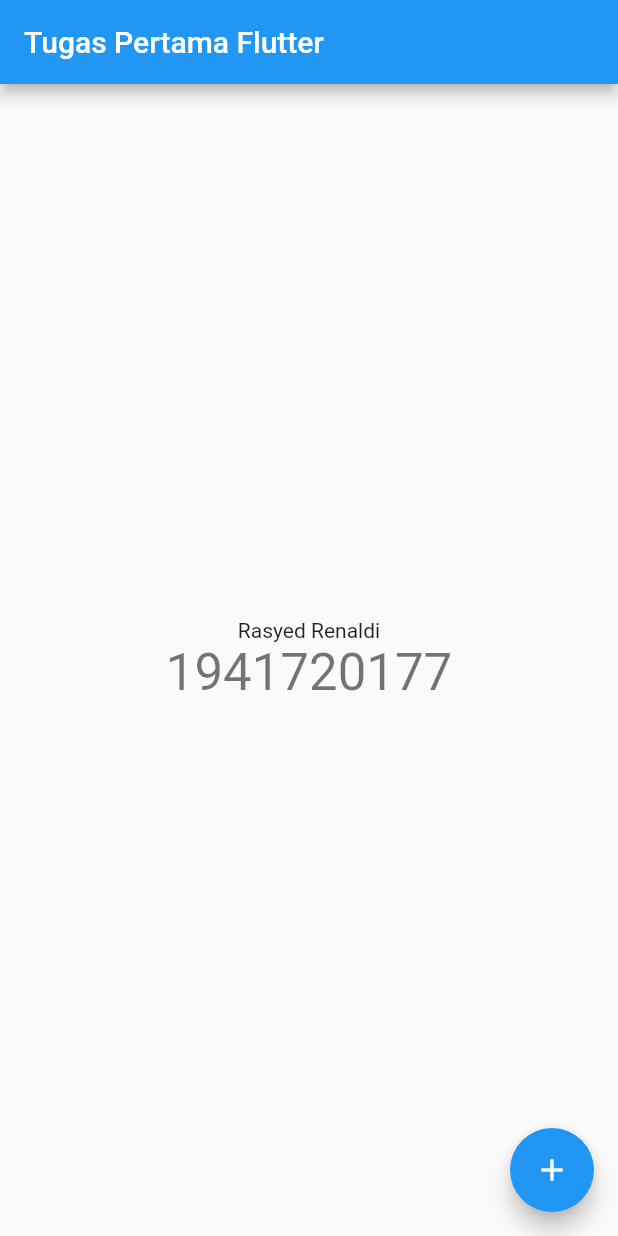
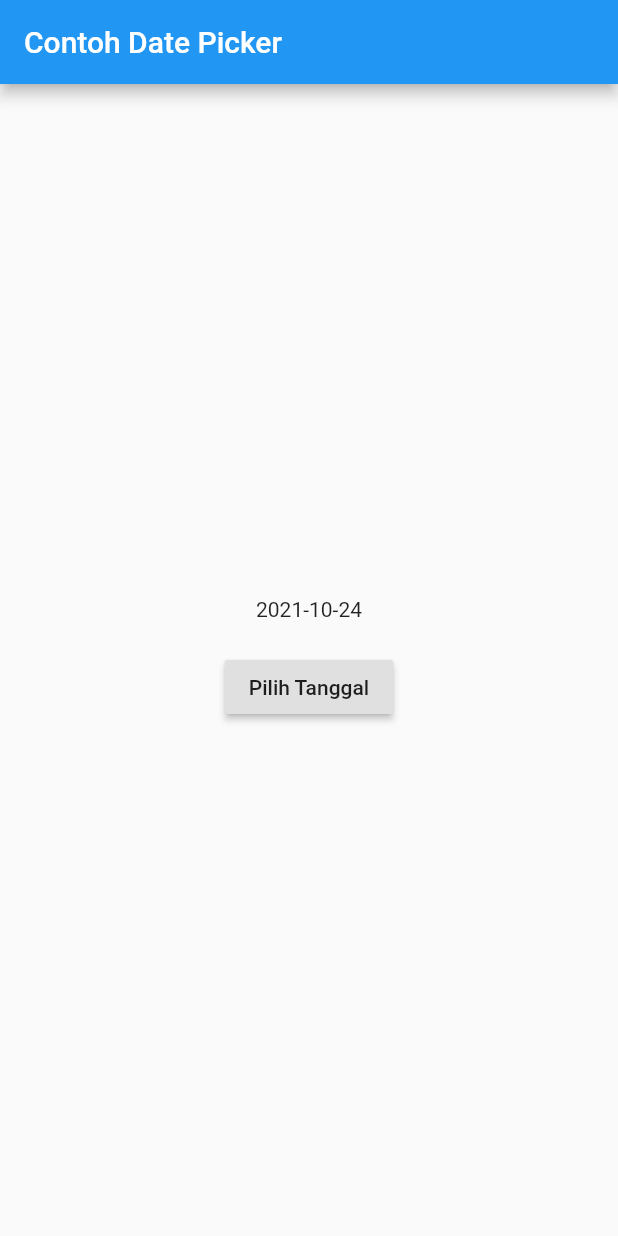
Before and after one commit to Rasyid-deve/flutter_app_hello_world, a Flutter app: the screen it shows after launch, on a phone screen of 412 x 824 dp. Run offline on Flutter 3.47's test engine with Material 2 defaults, Android fonts, the light colour scheme and no system bars.

Commit message:
Update Membuat Contoh Date Picker

```diff
--- a/lib/main.dart
+++ b/lib/main.dart
@@ -1,115 +1,124 @@
+// import 'package:flutter/cupertino.dart';
+import 'dart:async';
 import 'package:flutter/material.dart';
 
-void main() {
-  runApp(const MyApp());
-}
+void main() => runApp(MyApp());
 
 class MyApp extends StatelessWidget {
-  const MyApp({Key? key}) : super(key: key);
+  //  MyApp({Key? key}) : super(key: key);
+  // int _count = 0;
 
   // This widget is the root of your application.
   @override
   Widget build(BuildContext context) {
     return MaterialApp(
-      title: 'Flutter Demo',
-      theme: ThemeData(
-        // This is the theme of your application.
-        //
-        // Try running your application with "flutter run". You'll see the
-        // application has a blue toolbar. Then, without quitting the app, try
-        // changing the primarySwatch below to Colors.green and then invoke
-        // "hot reload" (press "r" in the console where you ran "flutter run",
-        // or simply save your changes to "hot reload" in a Flutter IDE).
-        // Notice that the counter didn't reset back to zero; the application
-        // is not restarted.
-        primarySwatch: Colors.blue,
-      ),
-      home: const MyHomePage(title: 'Tugas Pertama Flutter'),
+      title: 'Contoh Date Picker',
+      home: MyHomePage(title: 'Contoh Date Picker'),
+
+      // home: Image(
+      //   image: NetworkImage(
+      //       'https://flutter.github.io/assets-for-api-docs/assets/widgets/falcon.jpg'),
+      // ),
+      // title: 'Text  Widget With Flutter',
+      // theme: ThemeData(
+
+      //   primarySwatch: Colors.blue,
+      // ),
+      // home: const MyHomePage(title: 'Tugas Pertama Flutter'),
     );
   }
 }
 
+// class MyLayout extends StatelessWidget {
+//   @override
+//   Widget build(BuildContext context) {
+//     return Padding(
+//       padding: const EdgeInsets.all(8.0),
+//       child: RaisedButton(
+//         child: Text('Show alert'),
+//         onPressed: () {
+//           showAlertDialog(context);
+//         },
+//       ),
+//     );
+//   }
+// }
+
+// showAlertDialog(BuildContext context) {
+//   //set up the button
+//   Widget okButton = FlatButton(
+//     child: Text("OK"),
+//     onPressed: () {},
+//   );
+
+//   //set up the AlertDialog
+//   AlertDialog alert = AlertDialog(
+//     title: Text("My title"),
+//     content: Text("This is my message."),
+//     actions: [
+//       okButton,
+//     ],
+//   );
+
+//   //show the dialog
+//   showDialog(
+//     context: context,
+//     builder: (BuildContext context) {
+//       return alert;
+//     },
+//   );
+// }
+
 class MyHomePage extends StatefulWidget {
-  const MyHomePage({Key? key, required this.title}) : super(key: key);
-
-  // This widget is the home page of your application. It is stateful, meaning
-  // that it has a State object (defined below) that contains fields that affect
-  // how it looks.
-
-  // This class is the configuration for the state. It holds the values (in this
-  // case the title) provided by the parent (in this case the App widget) and
-  // used by the build method of the State. Fields in a Widget subclass are
-  // always marked "final".
+  MyHomePage({Key? key, required this.title}) : super(key: key);
 
   final String title;
 
   @override
-  State<MyHomePage> createState() => _MyHomePageState();
+  _MyHomePageState createState() => _MyHomePageState();
 }
 
 class _MyHomePageState extends State<MyHomePage> {
-  int _counter = 1941720177;
+  // Variable/State untuk mengambil tanggal
+  DateTime selectedDate = DateTime.now();
 
-  void _incrementCounter() {
-    setState(() {
-      // This call to setState tells the Flutter framework that something has
-      // changed in this State, which causes it to rerun the build method below
-      // so that the display can reflect the updated values. If we changed
-      // _counter without calling setState(), then the build method would not be
-      // called again, and so nothing would appear to happen.
-      _counter++;
-    });
+  // Initial SelectDate Flutter
+  Future<Null> _selectDate(BuildContext context) async {
+    // Initial DateTime Final Picked
+    // Penggunaan DateTime wajib disertai tanda tanya (?)
+    final DateTime? picked = await showDatePicker(
+        context: context,
+        initialDate: selectedDate,
+        firstDate: DateTime(2015, 8),
+        lastDate: DateTime(2101));
+    if (picked != null && picked != selectedDate)
+      setState(() {
+        selectedDate = picked;
+      });
   }
 
   @override
   Widget build(BuildContext context) {
-    // This method is rerun every time setState is called, for instance as done
-    // by the _incrementCounter method above.
-    //
-    // The Flutter framework has been optimized to make rerunning build methods
-    // fast, so that you can just rebuild anything that needs updating rather
-    // than having to individually change instances of widgets.
     return Scaffold(
       appBar: AppBar(
-        // Here we take the value from the MyHomePage object that was created by
-        // the App.build method, and use it to set our appbar title.
         title: Text(widget.title),
       ),
       body: Center(
-        // Center is a layout widget. It takes a single child and positions it
-        // in the middle of the parent.
         child: Column(
-          // Column is also a layout widget. It takes a list of children and
-          // arranges them vertically. By default, it sizes itself to fit its
-          // children horizontally, and tries to be as tall as its parent.
-          //
-          // Invoke "debug painting" (press "p" in the console, choose the
-          // "Toggle Debug Paint" action from the Flutter Inspector in Android
-          // Studio, or the "Toggle Debug Paint" command in Visual Studio Code)
-          // to see the wireframe for each widget.
-          //
-          // Column has various properties to control how it sizes itself and
-          // how it positions its children. Here we use mainAxisAlignment to
-          // center the children vertically; the main axis here is the vertical
-          // axis because Columns are vertical (the cross axis would be
-          // horizontal).
-          mainAxisAlignment: MainAxisAlignment.center,
+          mainAxisSize: MainAxisSize.min,
           children: <Widget>[
-            const Text(
-              'Rasyed Renaldi',
-            ),
-            Text(
-              '$_counter',
-              style: Theme.of(context).textTheme.headline4,
-            ),
+            Text("${selectedDate.toLocal()}".split(' ')[0]),
+            SizedBox(height: 20.0),
+            RaisedButton(
+              onPressed: () => {
+                _selectDate(context),
+                print(selectedDate.day + selectedDate.month + selectedDate.year)
+              },
+              child: Text('Pilih Tanggal'),
+            )
           ],
         ),
       ),
-      floatingActionButton: FloatingActionButton(
-        onPressed: _incrementCounter,
-        tooltip: 'Increment',
-        child: const Icon(Icons.add),
-      ), // This trailing comma makes auto-formatting nicer for build methods.
     );
   }
 }
```
